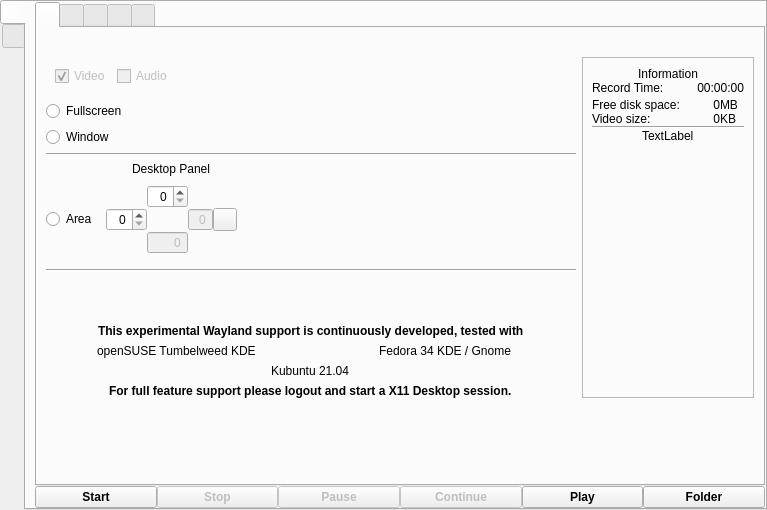
First picture: the form in src/wayland/formMainWindow_wl.ui, repository vkohaupt/vokoscreenNG, before the edit.
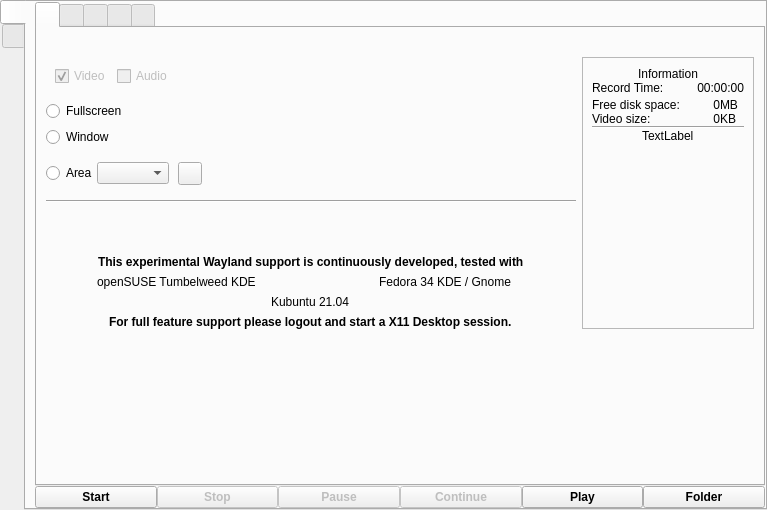
Second picture: the form after the edit. Icons and pictures are not drawn.

Commit message: Wayland: Area

Diff of the .ui file:
```diff
--- a/src/wayland/formMainWindow_wl.ui
+++ b/src/wayland/formMainWindow_wl.ui
@@ -89,12 +89,12 @@
              <layout class="QVBoxLayout" name="verticalLayout_7">
               <item>
                <layout class="QGridLayout" name="gridLayout_2">
-                <item row="5" column="0" colspan="2">
+                <item row="4" column="0" colspan="2">
                  <layout class="QGridLayout" name="gridLayout_4">
                   <property name="spacing">
                    <number>0</number>
                   </property>
-                  <item row="1" column="0">
+                  <item row="0" column="0">
                    <widget class="QRadioButton" name="radioButtonScreencastArea">
                     <property name="text">
                      <string notr="true">Area</string>
@@ -104,7 +104,7 @@
                     </attribute>
                    </widget>
                   </item>
-                  <item row="1" column="3">
+                  <item row="0" column="4">
                    <spacer name="horizontalSpacer_2">
                     <property name="orientation">
                      <enum>Qt::Horizontal</enum>
@@ -117,96 +117,13 @@
                     </property>
                    </spacer>
                   </item>
-                  <item row="0" column="1" alignment="Qt::AlignHCenter">
-                   <widget class="QLabel" name="label_11">
-                    <property name="text">
-                     <string notr="true">Desktop Panel</string>
-                    </property>
-                   </widget>
-                  </item>
-                  <item row="1" column="1">
+                  <item row="0" column="2">
                    <widget class="QWidget" name="widget_Desktop_spinboxes" native="true">
                     <layout class="QGridLayout" name="gridLayout_3">
                      <property name="spacing">
                       <number>0</number>
                      </property>
-                     <item row="2" column="1">
-                      <widget class="QSpinBox" name="spinBox_bottom">
-                       <property name="enabled">
-                        <bool>false</bool>
-                       </property>
-                       <property name="alignment">
-                        <set>Qt::AlignRight|Qt::AlignTrailing|Qt::AlignVCenter</set>
-                       </property>
-                       <property name="buttonSymbols">
-                        <enum>QAbstractSpinBox::NoButtons</enum>
-                       </property>
-                       <property name="specialValueText">
-                        <string notr="true"/>
-                       </property>
-                       <property name="suffix">
-                        <string notr="true"/>
-                       </property>
-                       <property name="prefix">
-                        <string notr="true"/>
-                       </property>
-                      </widget>
-                     </item>
-                     <item row="0" column="1">
-                      <widget class="QSpinBox" name="spinBox_top">
-                       <property name="alignment">
-                        <set>Qt::AlignRight|Qt::AlignTrailing|Qt::AlignVCenter</set>
-                       </property>
-                       <property name="specialValueText">
-                        <string notr="true"/>
-                       </property>
-                       <property name="suffix">
-                        <string notr="true"/>
-                       </property>
-                       <property name="prefix">
-                        <string notr="true"/>
-                       </property>
-                      </widget>
-                     </item>
-                     <item row="1" column="0">
-                      <widget class="QSpinBox" name="spinBox_left">
-                       <property name="alignment">
-                        <set>Qt::AlignRight|Qt::AlignTrailing|Qt::AlignVCenter</set>
-                       </property>
-                       <property name="specialValueText">
-                        <string notr="true"/>
-                       </property>
-                       <property name="suffix">
-                        <string notr="true"/>
-                       </property>
-                       <property name="prefix">
-                        <string notr="true"/>
-                       </property>
-                      </widget>
-                     </item>
-                     <item row="1" column="2">
-                      <widget class="QSpinBox" name="spinBox_right">
-                       <property name="enabled">
-                        <bool>false</bool>
-                       </property>
-                       <property name="alignment">
-                        <set>Qt::AlignRight|Qt::AlignTrailing|Qt::AlignVCenter</set>
-                       </property>
-                       <property name="buttonSymbols">
-                        <enum>QAbstractSpinBox::NoButtons</enum>
-                       </property>
-                       <property name="specialValueText">
-                        <string notr="true"/>
-                       </property>
-                       <property name="suffix">
-                        <string notr="true"/>
-                       </property>
-                       <property name="prefix">
-                        <string notr="true"/>
-                       </property>
-                      </widget>
-                     </item>
-                     <item row="1" column="3">
+                     <item row="0" column="0">
                       <widget class="QToolButton" name="toolButtonScreencastAreaReset">
                        <property name="text">
                         <string notr="true"/>
@@ -220,16 +137,55 @@
                     </layout>
                    </widget>
                   </item>
+                  <item row="0" column="1">
+                   <widget class="QComboBox" name="comboBoxScreencastScreenArea"/>
+                  </item>
                  </layout>
                 </item>
-                <item row="4" column="0" colspan="3">
-                 <widget class="Line" name="line_4">
+                <item row="0" column="0">
+                 <widget class="QLabel" name="label_8">
+                  <property name="text">
+                   <string/>
+                  </property>
+                 </widget>
+                </item>
+                <item row="7" column="0" colspan="3" alignment="Qt::AlignHCenter">
+                 <widget class="QLabel" name="label">
+                  <property name="font">
+                   <font>
+                    <weight>75</weight>
+                    <bold>true</bold>
+                   </font>
+                  </property>
+                  <property name="text">
+                   <string notr="true">This experimental Wayland support is continuously developed, tested with</string>
+                  </property>
+                 </widget>
+                </item>
+                <item row="3" column="0">
+                 <widget class="QRadioButton" name="radioButtonScreencastWindow">
+                  <property name="text">
+                   <string notr="true">Window</string>
+                  </property>
+                  <attribute name="buttonGroup">
+                   <string notr="true">buttonGroup</string>
+                  </attribute>
+                 </widget>
+                </item>
+                <item row="6" column="0">
+                 <spacer name="verticalSpacer_3">
                   <property name="orientation">
-                   <enum>Qt::Horizontal</enum>
+                   <enum>Qt::Vertical</enum>
                   </property>
-                 </widget>
+                  <property name="sizeHint" stdset="0">
+                   <size>
+                    <width>20</width>
+                    <height>40</height>
+                   </size>
+                  </property>
+                 </spacer>
                 </item>
-                <item row="9" column="0" colspan="3">
+                <item row="8" column="0" colspan="3">
                  <layout class="QHBoxLayout" name="horizontalLayout_12">
                   <item alignment="Qt::AlignHCenter">
                    <widget class="QLabel" name="label_7">
@@ -247,18 +203,16 @@
                   </item>
                  </layout>
                 </item>
-                <item row="2" column="0">
-                 <widget class="QRadioButton" name="radioButtonScreencastFullscreen">
-                  <property name="text">
-                   <string notr="true">Fullscreen</string>
-                  </property>
-                  <property name="checked">
-                   <bool>false</bool>
-                  </property>
-                  <attribute name="buttonGroup">
-                   <string notr="true">buttonGroup</string>
-                  </attribute>
-                 </widget>
+                <item row="9" column="0" colspan="3">
+                 <layout class="QHBoxLayout" name="horizontalLayout_7">
+                  <item alignment="Qt::AlignHCenter">
+                   <widget class="QLabel" name="label_4">
+                    <property name="text">
+                     <string notr="true">Kubuntu 21.04</string>
+                    </property>
+                   </widget>
+                  </item>
+                 </layout>
                 </item>
                 <item row="1" column="0" colspan="2">
                  <widget class="QFrame" name="frame_video_audio_on_off">
@@ -312,48 +266,7 @@
                   </layout>
                  </widget>
                 </item>
-                <item row="0" column="0">
-                 <widget class="QLabel" name="label_8">
-                  <property name="text">
-                   <string/>
-                  </property>
-                 </widget>
-                </item>
-                <item row="3" column="0">
-                 <widget class="QRadioButton" name="radioButtonScreencastWindow">
-                  <property name="text">
-                   <string notr="true">Window</string>
-                  </property>
-                  <attribute name="buttonGroup">
-                   <string notr="true">buttonGroup</string>
-                  </attribute>
-                 </widget>
-                </item>
-                <item row="10" column="0" colspan="3">
-                 <layout class="QHBoxLayout" name="horizontalLayout_7">
-                  <item alignment="Qt::AlignHCenter">
-                   <widget class="QLabel" name="label_4">
-                    <property name="text">
-                     <string notr="true">Kubuntu 21.04</string>
-                    </property>
-                   </widget>
-                  </item>
-                 </layout>
-                </item>
-                <item row="8" column="0" colspan="3" alignment="Qt::AlignHCenter">
-                 <widget class="QLabel" name="label">
-                  <property name="font">
-                   <font>
-                    <weight>75</weight>
-                    <bold>true</bold>
-                   </font>
-                  </property>
-                  <property name="text">
-                   <string notr="true">This experimental Wayland support is continuously developed, tested with</string>
-                  </property>
-                 </widget>
-                </item>
-                <item row="1" column="3" rowspan="11">
+                <item row="1" column="3" rowspan="10">
                  <widget class="QFrame" name="frame_information">
                   <property name="frameShape">
                    <enum>QFrame::StyledPanel</enum>
@@ -494,14 +407,7 @@
                   </layout>
                  </widget>
                 </item>
-                <item row="6" column="0" colspan="3">
-                 <widget class="Line" name="line_2">
-                  <property name="orientation">
-                   <enum>Qt::Horizontal</enum>
-                  </property>
-                 </widget>
-                </item>
-                <item row="11" column="0" colspan="3" alignment="Qt::AlignHCenter">
+                <item row="10" column="0" colspan="3" alignment="Qt::AlignHCenter">
                  <widget class="QLabel" name="label_6">
                   <property name="font">
                    <font>
@@ -514,18 +420,25 @@
                   </property>
                  </widget>
                 </item>
-                <item row="7" column="0">
-                 <spacer name="verticalSpacer_3">
+                <item row="5" column="0" colspan="3">
+                 <widget class="Line" name="line_2">
                   <property name="orientation">
-                   <enum>Qt::Vertical</enum>
+                   <enum>Qt::Horizontal</enum>
                   </property>
-                  <property name="sizeHint" stdset="0">
-                   <size>
-                    <width>20</width>
-                    <height>40</height>
-                   </size>
+                 </widget>
+                </item>
+                <item row="2" column="0">
+                 <widget class="QRadioButton" name="radioButtonScreencastFullscreen">
+                  <property name="text">
+                   <string notr="true">Fullscreen</string>
                   </property>
-                 </spacer>
+                  <property name="checked">
+                   <bool>false</bool>
+                  </property>
+                  <attribute name="buttonGroup">
+                   <string notr="true">buttonGroup</string>
+                  </attribute>
+                 </widget>
                 </item>
                </layout>
               </item>
```
The commit also changes 9 other files.
